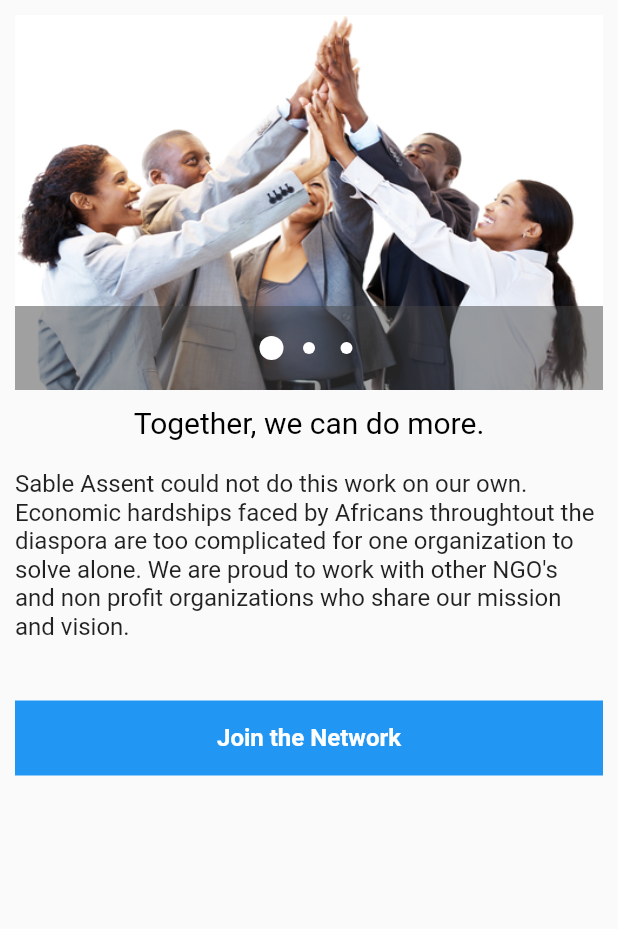
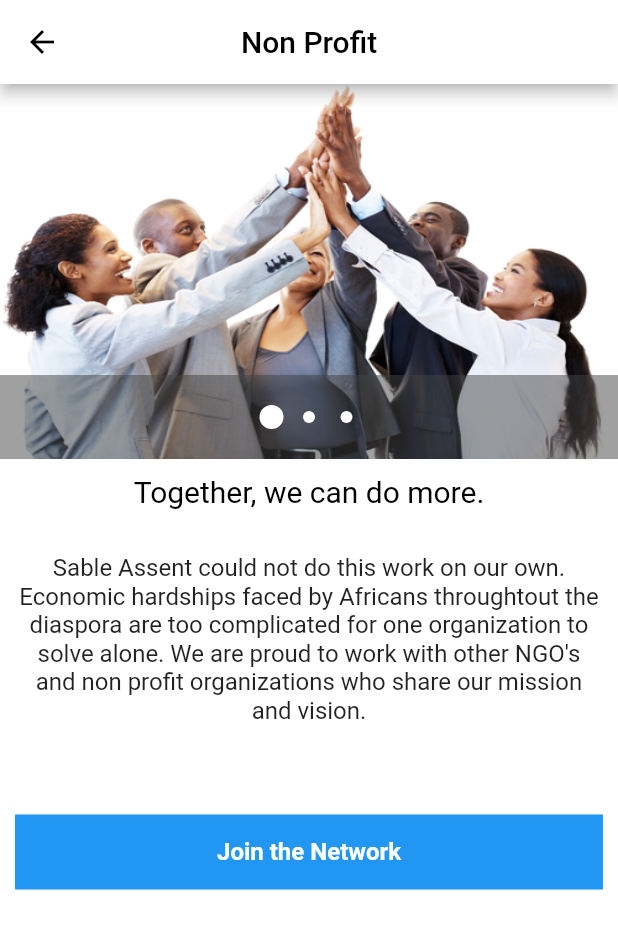
Before and after one commit to sableassent/SAC-Wallet, a Flutter app: the ProfitPage screen opened directly, on a phone screen of 412 x 824 dp. Shown: the top 929 px of the screen. Run offline on Flutter 3.47's test engine with Material 2 defaults, Android fonts, the phone set to English and light mode, and no system bars; drawn by our look-alikes of carousel_pro; our stand-ins replace cached_network_image, firebase_auth, firebase_core, firebase_database, firebase_storage, flutter_money_formatter and 4 more; missing offline and left inert: country_pickers, firebase_auth_web, firebase_core_web, shared_preferences_web; accounts and stored records are empty.

Commit message:
done redesign wallet pages

```diff
--- a/lib/screens/home/home_page.dart
+++ b/lib/screens/home/home_page.dart
@@ -124,14 +124,14 @@ class HomePage extends StatelessWidget{
                     Row(
                       mainAxisAlignment: MainAxisAlignment.spaceEvenly,
                       children: [
-                        _sectionCard(context,"assets/images/buy_token.png", "Buy Token", BuyTokenPage()),
-                        _sectionCard(context,"assets/images/sell_token.png", "Send Token", SendTokenPage()),
+                        _sectionCard(context,"assets/images/receive.png", "Buy Token", BuyTokenPage()),
+                        _sectionCard(context,"assets/images/send_token.png", "Send Token", SendTokenPage()),
                     ],),
                     Row(
                       mainAxisAlignment: MainAxisAlignment.spaceEvenly,
                       children: [
                         _sectionCard(context,"assets/images/transaction_history.png", "Transaction History", TransactionsPage()),
-                        _sectionCard(context,"assets/images/buy_token.png", "Affiliate", SendTokenPage()),
+                        _sectionCard(context,"assets/images/money.png", "Affiliate", SendTokenPage()),
                     ],)
                  ],
                )
--- a/lib/screens/profit/profit_page.dart
+++ b/lib/screens/profit/profit_page.dart
@@ -5,8 +5,16 @@ import 'join_network_page.dart';
 class ProfitPage extends StatelessWidget {
   @override
   Widget build(BuildContext context) {
-    return Container(
-      padding: EdgeInsets.all(10),
+    return Scaffold(
+        backgroundColor: Colors.white,
+        appBar: AppBar(
+          automaticallyImplyLeading: true,
+          backgroundColor: Colors.white,
+          iconTheme: new IconThemeData(color: Colors.black),
+          title: Text("Non Profit", style: TextStyle(color: Colors.black)),
+          centerTitle: true,
+        ),
+        body: Container(
         child: Column(
           children: <Widget>[
             ImageSlider(["assets/images/profit_slider_1.jpg", "assets/images/profit_slider_2.jpg", "assets/images/profit_slider_3.jpg"]),
@@ -15,9 +23,14 @@ class ProfitPage extends StatelessWidget {
               child: Text("Together, we can do more.", style: TextStyle(color: Colors.black, fontSize: 20),),
             ),
             SizedBox(height: 20),
-          Text(
+            Container(
+              padding: EdgeInsets.all(10),
+              child: Text(
                 "Sable Assent could not do this work on our own. Economic hardships faced by Africans throughtout the diaspora are too complicated for one organization to solve alone. We are proud to work with other NGO's and non profit organizations who share our mission and vision.",
                 style: TextStyle(color: Colors.black87, fontSize: 16),
+                textAlign: TextAlign.center,
+                overflow: TextOverflow.visible,
+              ),
             ),
             SizedBox(height: 40),
             InkWell(
@@ -25,6 +38,7 @@ class ProfitPage extends StatelessWidget {
                 Navigator.of(context).push(MaterialPageRoute(builder: (context) => JoinNetworkPage()));
               },
               child: Container(
+                margin: EdgeInsets.all(10),
                 height: 50,
                 decoration: BoxDecoration(
                     color: Colors.blue
@@ -36,6 +50,7 @@ class ProfitPage extends StatelessWidget {
             )
           ],
         ),
+      ),
     );
   }
 }
--- a/lib/screens/transactions/transactions_page.dart
+++ b/lib/screens/transactions/transactions_page.dart
@@ -23,12 +23,11 @@ class _TransactionsPageState extends State<TransactionsPage> {
         automaticallyImplyLeading: true,
         backgroundColor: Colors.white,
         iconTheme: new IconThemeData(color: Colors.black),
-        title: Text("Send Tokens", style: TextStyle(color: Colors.black)),
+        title: Text("Transactions History", style: TextStyle(color: Colors.black)),
         centerTitle: true,
       ),
       body: SingleChildScrollView(
         child: Container(
-             margin: EdgeInsets.only(top: (MediaQuery.of(context).size.height / 4) - 100 ),
                child:  Column(
                  children: <Widget>[
                     SizedBox(height: 20,),
```
Also changed, not shown: lib/screens/registry/registry_page.dart (+18 -3 lines), assets/images/money.png (added), assets/images/receive.png (added), assets/images/send_token.png (renamed from assets/images/buy_token.png), 1 other file. Lines whose indentation alone changed are shown as unchanged.
